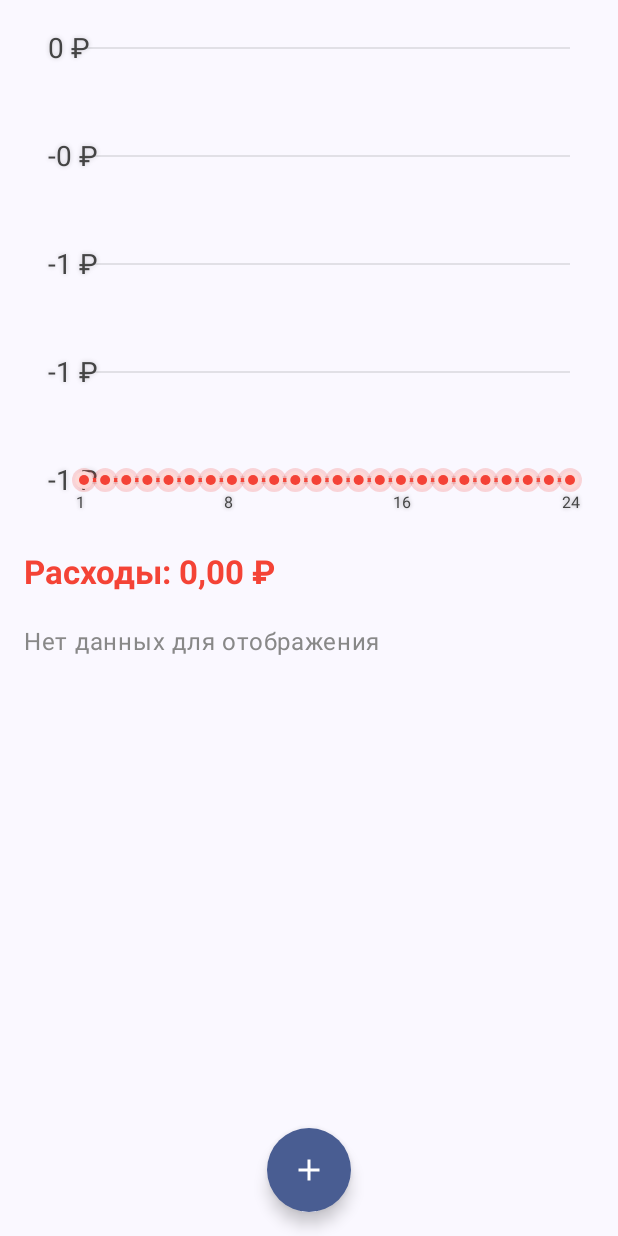
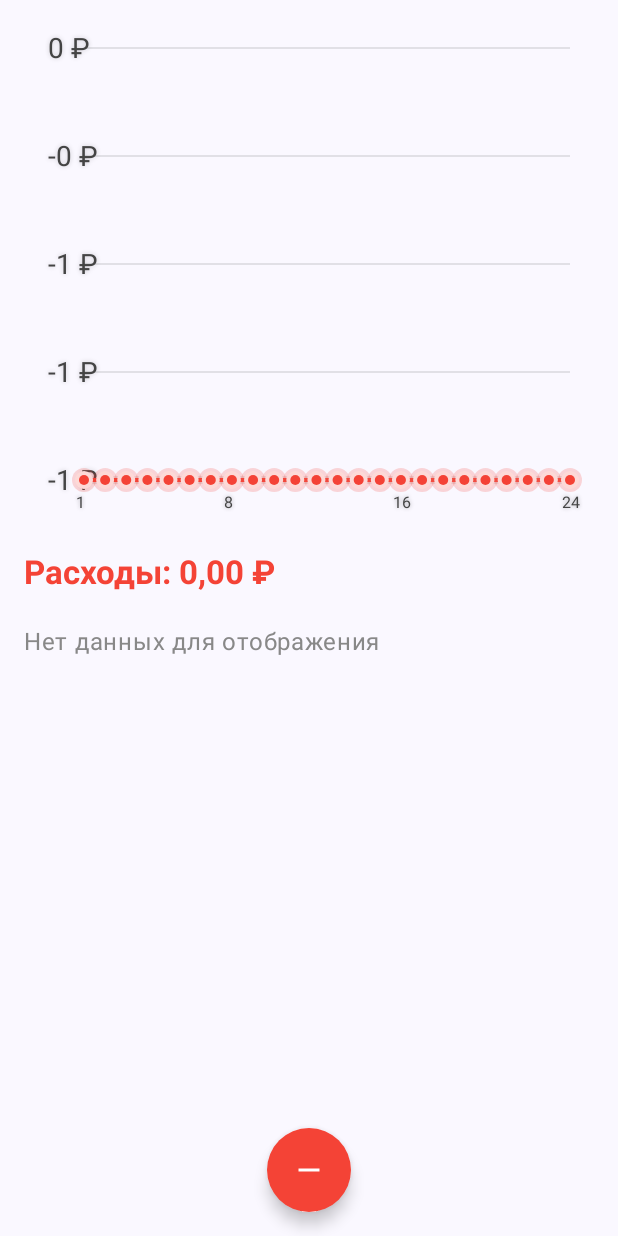
Before and after one commit to NiceGuy0107/FamilyBydgetApp, an Android app built with Jetpack Compose: the composable TransactionsPage called with empty values, on a phone screen of 412 x 824 dp. Run offline under Robolectric (Android 15) with nearby library versions, the phone set to English and light mode, and no system bars; 1 statement that could not run was skipped.

Commit message:
Edited transaction addition 1

```diff
--- a/app/src/main/java/com/example/familybudget/preferences/TransactionsPage.kt
+++ b/app/src/main/java/com/example/familybudget/preferences/TransactionsPage.kt
@@ -17,6 +17,7 @@ import androidx.compose.foundation.shape.CircleShape
 import androidx.compose.foundation.text.KeyboardOptions
 import androidx.compose.material.icons.Icons
 import androidx.compose.material.icons.filled.Add
+import androidx.compose.material.icons.filled.Remove
 import androidx.compose.material3.*
 import androidx.compose.runtime.*
 import androidx.compose.ui.Alignment
@@ -324,11 +325,11 @@ fun TransactionsPage(
             modifier = Modifier
                 .align(Alignment.BottomCenter)
                 .padding(bottom = 16.dp),
-            containerColor = Color(red = 73, green = 93, blue = 146),
+            containerColor = if (isIncome) Color(0xFF4CAF50) else Color(0xFFF44336),
             shape = CircleShape
         ) {
             Icon(
-                imageVector = Icons.Default.Add,
+                imageVector = if (isIncome) Icons.Default.Add else Icons.Default.Remove,
                 contentDescription = if (isIncome) "Добавить доход" else "Добавить расход",
                 tint = Color.White,
                 modifier = Modifier.height(28.dp)
--- a/app/src/main/java/com/example/familybudget/ui/screens/tabs/HistoryTab.kt
+++ b/app/src/main/java/com/example/familybudget/ui/screens/tabs/HistoryTab.kt
@@ -58,14 +58,14 @@ fun HistoryTab(
                 onClick = { showStartDatePicker = true },
                 modifier = Modifier.weight(1f)
             ) {
-                Text("С: ${startDate.format(dateFormatter)}")
+                Text("С ${startDate.format(dateFormatter)}")
             }
 
             OutlinedButton(
                 onClick = { showEndDatePicker = true },
                 modifier = Modifier.weight(1f)
             ) {
-                Text("По: ${endDate.format(dateFormatter)}")
+                Text("По ${endDate.format(dateFormatter)}")
             }
         }
 
```
